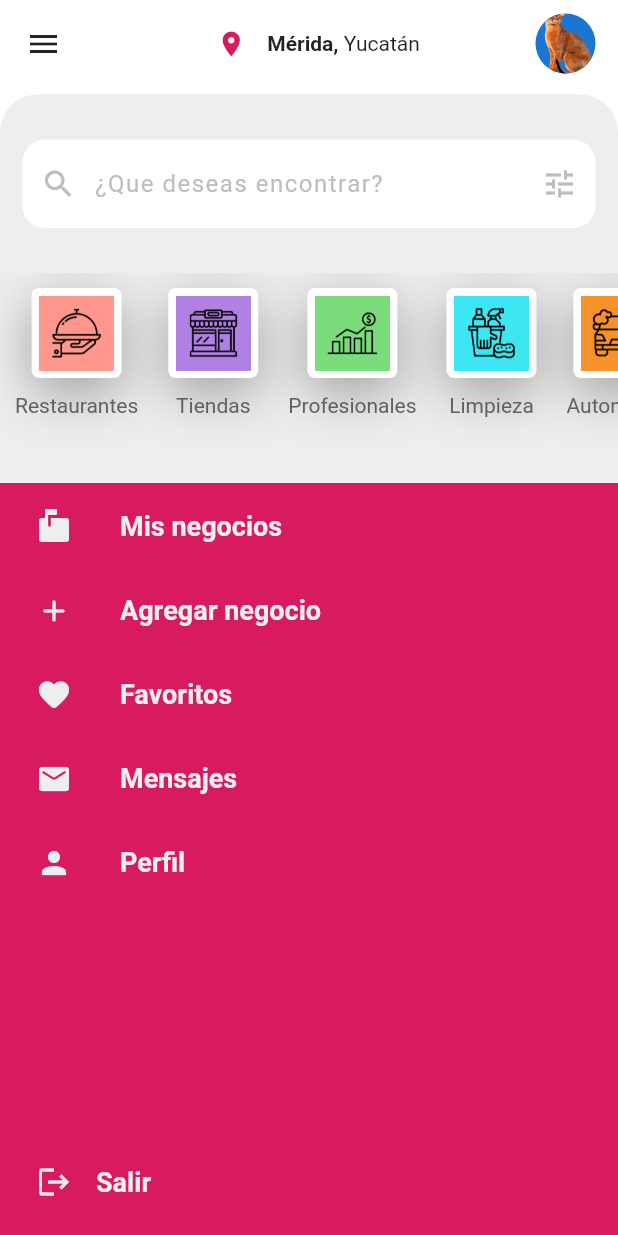
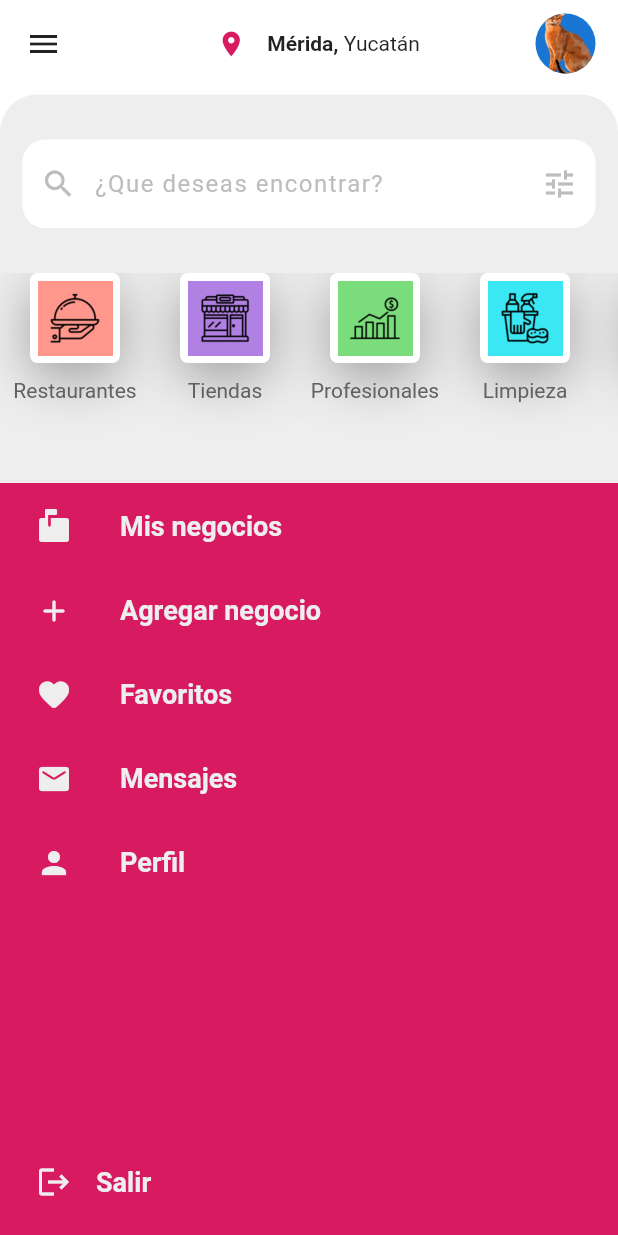
Before and after one commit to charlygoba/YucaShops, a Flutter app: the screen it shows after launch, on a phone screen of 412 x 824 dp. Run offline on Flutter 3.47's test engine with Material 2 defaults, Android fonts, the phone set to English and light mode, and no system bars; our stand-ins replace google_maps_flutter, share, splashscreen, url_launcher_web; missing offline and left inert: firebase_auth_web, firebase_core_web, flutter_launch, google_sign_in_web, shared_preferences_web; accounts and stored records are empty; network calls fail.

Commit message:
se soluciona el error de espacio en la lista de categorias del home

```diff
--- a/lib/pages/home_screen.dart
+++ b/lib/pages/home_screen.dart
@@ -8,6 +8,8 @@ import 'package:flutter/material.dart';
 import 'package:flutter/services.dart';
 import 'package:http/http.dart' as http;
 import 'package:yucashops/model/ver.dart';
+
+import 'categoria_artesanal.dart';
 
 class HomeScreen extends StatefulWidget {
   @override
@@ -179,8 +181,16 @@ class _HomeScreenState extends State<HomeScreen> {
                           scrollDirection: Axis.horizontal,
                           itemCount: categories.length,
                           itemBuilder: (context, index) {
-                            return Container(
-                              padding: EdgeInsets.all(10),
+                            return GestureDetector(
+                              onTap: () {
+                                Navigator.push(
+                                  context,
+                                  MaterialPageRoute(
+                                      builder: (context) => CategoriaScreen()),
+                                );
+                              },
+                              //return Container(
+                              //padding: EdgeInsets.all(10),
                               child: Column(
                                 children: [
                                   Container(
@@ -206,6 +216,9 @@ class _HomeScreenState extends State<HomeScreen> {
                                       color: Colors.grey[700],
                                     ),
                                   ),
+                                  Padding(
+                                    padding: const EdgeInsets.only(left: 100.0),
+                                  )
                                 ],
                               ),
                             );
```
